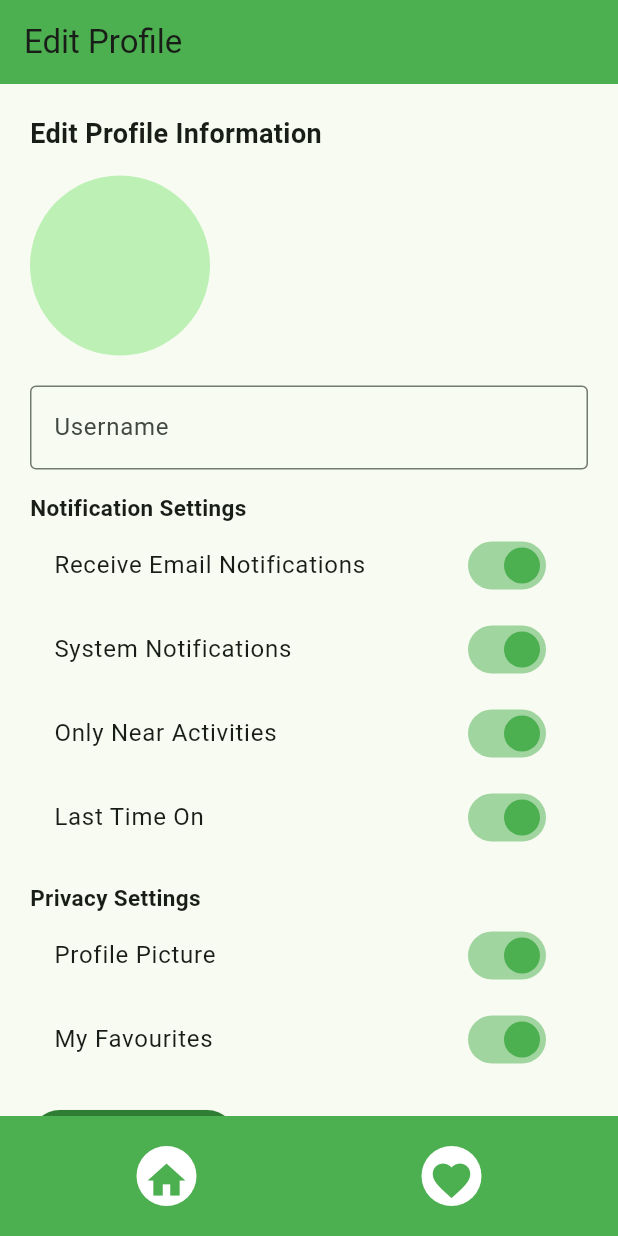
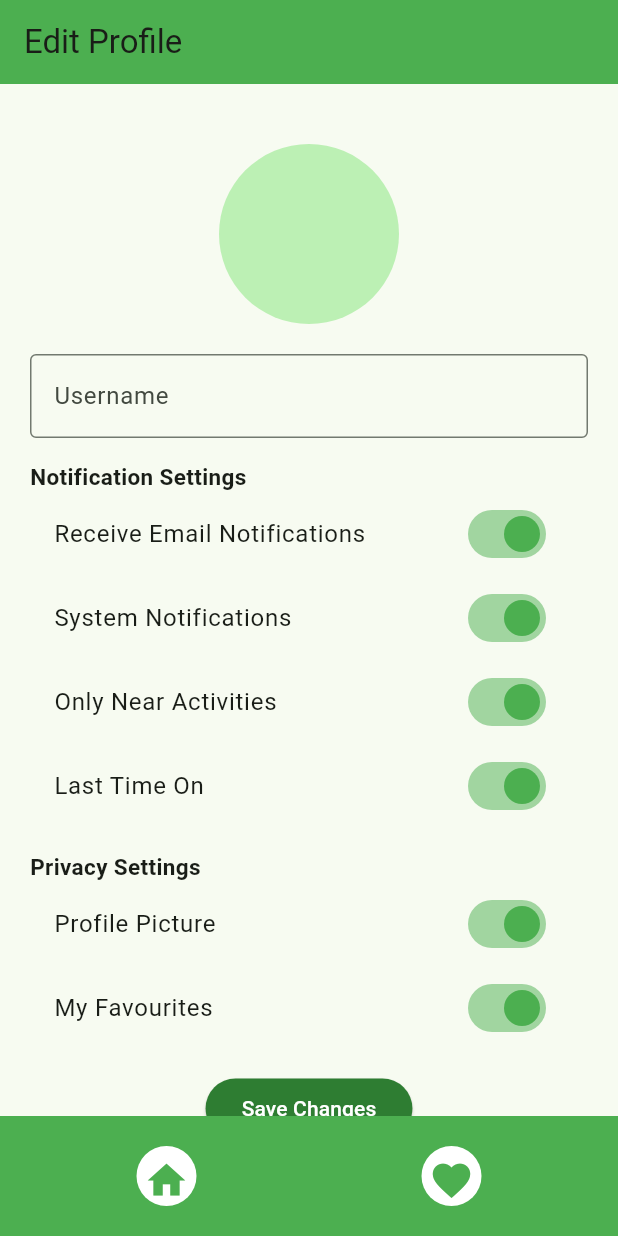
Before and after one commit to GoncaloMatias1/ES_Project2, a Flutter app: the EditProfilePage screen opened directly, on a phone screen of 412 x 824 dp. Run offline on Flutter 3.47's test engine with Material 3 defaults, Android fonts, the phone set to English and light mode, and no system bars; our stand-ins replace cloud_firestore, firebase_auth, firebase_core, geolocator, google_maps_flutter, shared_preferences; accounts and stored records are empty.

Commit message:
changes to edit profile

```diff
--- a/es_application_1/lib/edit_profile.dart
+++ b/es_application_1/lib/edit_profile.dart
@@ -3,9 +3,6 @@ import 'package:flutter/material.dart';
 import 'favorites_page.dart';
 import 'main_page.dart';
 import 'package:shared_preferences/shared_preferences.dart';
-
-
-
 
 class EditProfilePage extends StatefulWidget {
   @override
@@ -49,9 +46,7 @@ class _EditProfilePageState extends State<EditProfilePage> {
     prefs.setBool('profilePhoto', _profilePicture);
     prefs.setBool('favourites', _favourites);
     prefs.setString('username', _usernameController.text);
-
   }
-
 
   @override
   Widget build(BuildContext context) {
@@ -66,13 +61,11 @@ class _EditProfilePageState extends State<EditProfilePage> {
           child: Column(
             crossAxisAlignment: CrossAxisAlignment.start,
             children: <Widget>[
-              Text(
-                'Edit Profile Information',
-                style: TextStyle(fontSize: 18, fontWeight: FontWeight.bold),
+              SizedBox(height: 20),
+              Center(
+                child: CircleAvatar(
+                  radius: 60,
                 ),
-              SizedBox(height: 15),
-              CircleAvatar(
-                radius: 60,
               ),
               SizedBox(height: 20),
               TextFormField(
@@ -159,7 +152,8 @@ class _EditProfilePageState extends State<EditProfilePage> {
                 activeColor: Colors.green,
               ),
               SizedBox(height: 15),
-              ElevatedButton(
+              Center( // Centering the button
+                child: ElevatedButton(
                   onPressed: () {
                     saveSettings();
                     Navigator.push(
@@ -169,6 +163,7 @@ class _EditProfilePageState extends State<EditProfilePage> {
                   },
                   child: Text('Save Changes'),
                   style: ElevatedButton.styleFrom(backgroundColor: Colors.green[800], foregroundColor: Colors.white),
+                ),
               ),
             ],
           ),
```
Lines whose indentation alone changed are shown as unchanged.
